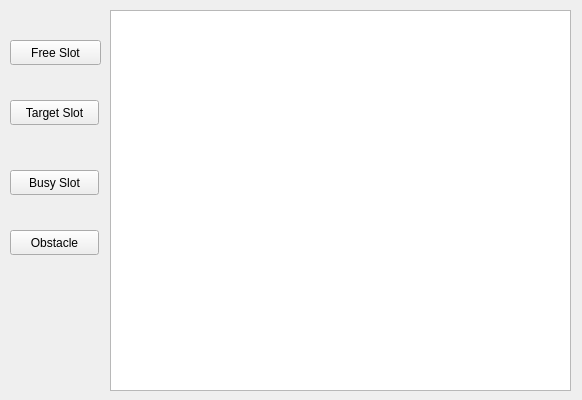
First picture: the form in widget.ui, repository ReemTarek/DraftRepository, before the edit.
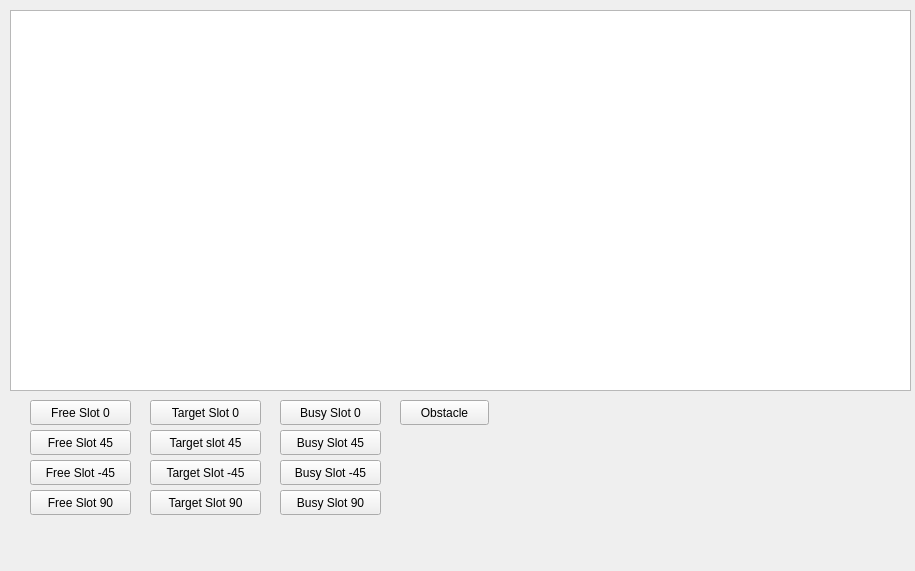
Second picture: the form after the edit.

```diff
--- a/widget.ui
+++ b/widget.ui
@@ -6,8 +6,8 @@
    <rect>
     <x>0</x>
     <y>0</y>
-    <width>582</width>
-    <height>400</height>
+    <width>915</width>
+    <height>571</height>
    </rect>
   </property>
   <property name="windowTitle">
@@ -16,9 +16,9 @@
   <widget class="QGraphicsView" name="graphicsView">
    <property name="geometry">
     <rect>
-     <x>110</x>
+     <x>10</x>
      <y>10</y>
-     <width>461</width>
+     <width>901</width>
      <height>381</height>
     </rect>
    </property>
@@ -26,47 +26,47 @@
   <widget class="QPushButton" name="FreeSlot">
    <property name="geometry">
     <rect>
-     <x>10</x>
-     <y>40</y>
-     <width>91</width>
+     <x>30</x>
+     <y>400</y>
+     <width>101</width>
      <height>25</height>
     </rect>
    </property>
    <property name="text">
-    <string>Free Slot</string>
+    <string>Free Slot 0</string>
    </property>
   </widget>
   <widget class="QPushButton" name="TargetSlot">
    <property name="geometry">
     <rect>
-     <x>10</x>
-     <y>100</y>
-     <width>89</width>
+     <x>150</x>
+     <y>400</y>
+     <width>111</width>
      <height>25</height>
     </rect>
    </property>
    <property name="text">
-    <string>Target Slot</string>
+    <string>Target Slot 0</string>
    </property>
   </widget>
   <widget class="QPushButton" name="BusySlot">
    <property name="geometry">
     <rect>
-     <x>10</x>
-     <y>170</y>
-     <width>89</width>
+     <x>280</x>
+     <y>400</y>
+     <width>101</width>
      <height>25</height>
     </rect>
    </property>
    <property name="text">
-    <string>Busy Slot</string>
+    <string>Busy Slot 0</string>
    </property>
   </widget>
   <widget class="QPushButton" name="Obstacle">
    <property name="geometry">
     <rect>
-     <x>10</x>
-     <y>230</y>
+     <x>400</x>
+     <y>400</y>
      <width>89</width>
      <height>25</height>
     </rect>
@@ -75,6 +75,137 @@
     <string>Obstacle</string>
    </property>
   </widget>
+  <widget class="QPushButton" name="TargetSlot_2">
+   <property name="geometry">
+    <rect>
+     <x>150</x>
+     <y>430</y>
+     <width>111</width>
+     <height>25</height>
+    </rect>
+   </property>
+   <property name="text">
+    <string>Target slot 45</string>
+   </property>
+  </widget>
+  <widget class="QPushButton" name="TargetSlot_3">
+   <property name="geometry">
+    <rect>
+     <x>150</x>
+     <y>460</y>
+     <width>111</width>
+     <height>25</height>
+    </rect>
+   </property>
+   <property name="text">
+    <string>Target Slot -45</string>
+   </property>
+  </widget>
+  <widget class="QPushButton" name="TargetSlot_4">
+   <property name="geometry">
+    <rect>
+     <x>150</x>
+     <y>490</y>
+     <width>111</width>
+     <height>25</height>
+    </rect>
+   </property>
+   <property name="text">
+    <string>Target Slot 90</string>
+   </property>
+  </widget>
+  <widget class="QPushButton" name="FreeSlot_2">
+   <property name="geometry">
+    <rect>
+     <x>30</x>
+     <y>430</y>
+     <width>101</width>
+     <height>25</height>
+    </rect>
+   </property>
+   <property name="text">
+    <string>Free Slot 45</string>
+   </property>
+  </widget>
+  <widget class="QPushButton" name="FreeSlot_3">
+   <property name="geometry">
+    <rect>
+     <x>30</x>
+     <y>460</y>
+     <width>101</width>
+     <height>25</height>
+    </rect>
+   </property>
+   <property name="text">
+    <string>Free Slot -45</string>
+   </property>
+  </widget>
+  <widget class="QPushButton" name="FreeSlot_4">
+   <property name="geometry">
+    <rect>
+     <x>30</x>
+     <y>490</y>
+     <width>101</width>
+     <height>25</height>
+    </rect>
+   </property>
+   <property name="text">
+    <string>Free Slot 90</string>
+   </property>
+  </widget>
+  <widget class="QPushButton" name="BusySlot_2">
+   <property name="geometry">
+    <rect>
+     <x>280</x>
+     <y>430</y>
+     <width>101</width>
+     <height>25</height>
+    </rect>
+   </property>
+   <property name="text">
+    <string>Busy Slot 45</string>
+   </property>
+  </widget>
+  <widget class="QPushButton" name="BusySlot_3">
+   <property name="geometry">
+    <rect>
+     <x>280</x>
+     <y>460</y>
+     <width>101</width>
+     <height>25</height>
+    </rect>
+   </property>
+   <property name="text">
+    <string>Busy Slot -45</string>
+   </property>
+  </widget>
+  <widget class="QPushButton" name="BusySlot_4">
+   <property name="geometry">
+    <rect>
+     <x>280</x>
+     <y>490</y>
+     <width>101</width>
+     <height>25</height>
+    </rect>
+   </property>
+   <property name="text">
+    <string>Busy Slot 90</string>
+   </property>
+  </widget>
+  <zorder>TargetSlot_4</zorder>
+  <zorder>graphicsView</zorder>
+  <zorder>FreeSlot</zorder>
+  <zorder>TargetSlot</zorder>
+  <zorder>BusySlot</zorder>
+  <zorder>Obstacle</zorder>
+  <zorder>TargetSlot_2</zorder>
+  <zorder>TargetSlot_3</zorder>
+  <zorder>FreeSlot_2</zorder>
+  <zorder>FreeSlot_3</zorder>
+  <zorder>FreeSlot_4</zorder>
+  <zorder>BusySlot_2</zorder>
+  <zorder>BusySlot_3</zorder>
+  <zorder>BusySlot_4</zorder>
  </widget>
  <layoutdefault spacing="6" margin="11"/>
  <resources/>
```
